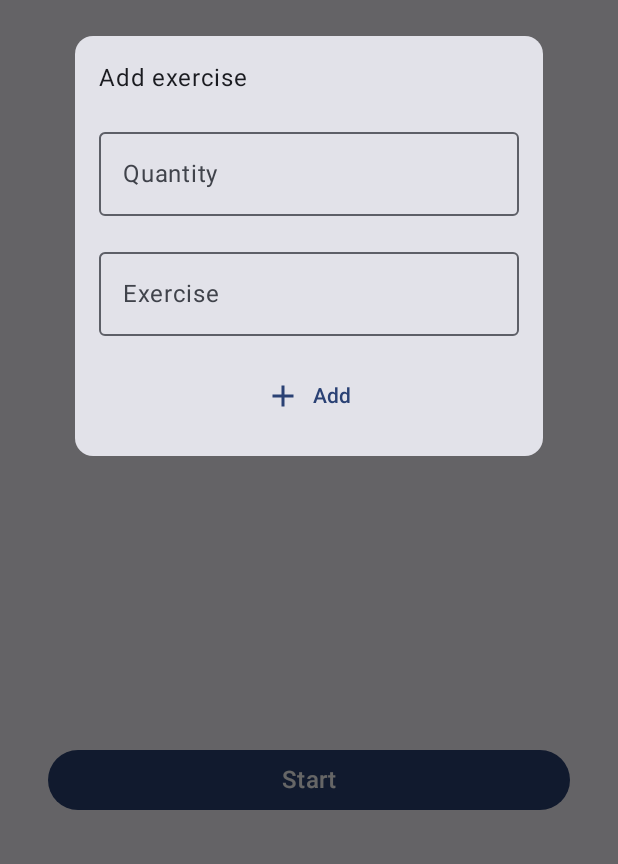
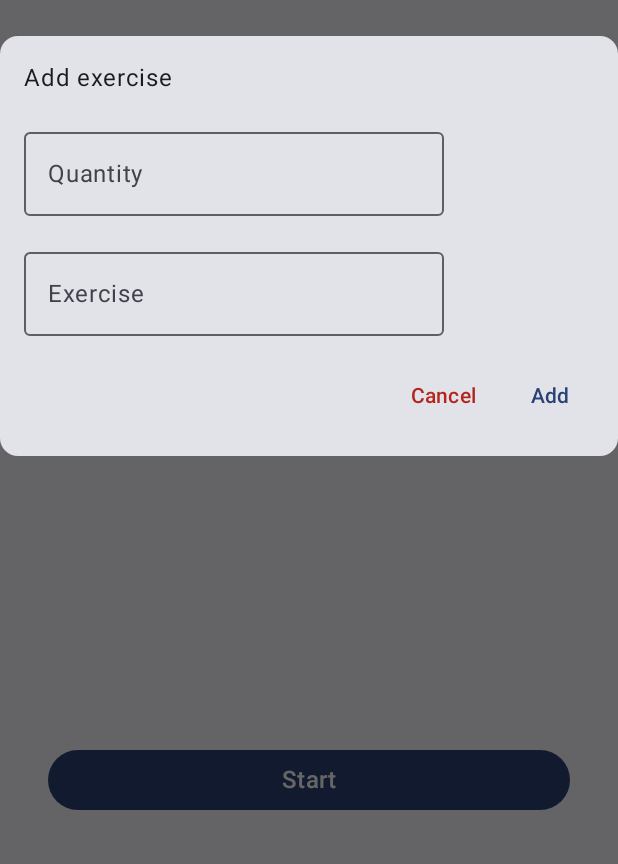
Before and after one commit to IvanTorGim/Workout-Timer, an Android app built with Jetpack Compose: the composable ForTimeScreen shown on its own in the app's theme, after a tap on "Add exercise", on a phone screen of 412 x 824 dp, the part 372-1236 px from its top. Run offline under Robolectric (Android 15) with nearby library versions, the phone set to English and light mode, and no system bars.

Commit message:
add exercise item and delete exercise

```diff
--- a/app/src/main/java/com/ivtogi/workouttimer/ui/screens/common/AddExerciseDialog.kt
+++ b/app/src/main/java/com/ivtogi/workouttimer/ui/screens/common/AddExerciseDialog.kt
@@ -2,14 +2,14 @@
 
 import androidx.compose.foundation.layout.Arrangement
 import androidx.compose.foundation.layout.Column
+import androidx.compose.foundation.layout.Row
 import androidx.compose.foundation.layout.Spacer
+import androidx.compose.foundation.layout.fillMaxWidth
 import androidx.compose.foundation.layout.padding
 import androidx.compose.foundation.layout.width
 import androidx.compose.foundation.text.KeyboardOptions
-import androidx.compose.material.icons.Icons
-import androidx.compose.material.icons.filled.Add
 import androidx.compose.material3.Card
-import androidx.compose.material3.Icon
+import androidx.compose.material3.MaterialTheme
 import androidx.compose.material3.OutlinedTextField
 import androidx.compose.material3.Text
 import androidx.compose.material3.TextButton
@@ -18,7 +18,6 @@
 import androidx.compose.runtime.mutableStateOf
 import androidx.compose.runtime.remember
 import androidx.compose.runtime.setValue
-import androidx.compose.ui.Alignment
 import androidx.compose.ui.Modifier
 import androidx.compose.ui.res.stringResource
 import androidx.compose.ui.text.input.ImeAction
@@ -59,16 +58,20 @@
                     ),
                     singleLine = true,
                 )
-                TextButton(
-                    onClick = { addExercise(quantity, exercise) },
-                    modifier = Modifier.align(Alignment.CenterHorizontally)
+                Row(
+                    modifier = Modifier.fillMaxWidth(),
+                    horizontalArrangement = Arrangement.End
                 ) {
-                    Icon(
-                        imageVector = Icons.Default.Add,
-                        contentDescription = stringResource(id = R.string.add_exercise)
-                    )
+                    TextButton(onClick = hideDialog) {
+                        Text(
+                            text = stringResource(id = R.string.cancel),
+                            color = MaterialTheme.colorScheme.error
+                        )
+                    }
                     Spacer(modifier = Modifier.width(8.dp))
-                    Text(text = stringResource(id = R.string.add))
+                    TextButton(onClick = { addExercise(quantity, exercise) }) {
+                        Text(text = stringResource(id = R.string.add))
+                    }
                 }
             }
         }
--- a/app/src/main/java/com/ivtogi/workouttimer/ui/screens/fortime/ForTimeScreen.kt
+++ b/app/src/main/java/com/ivtogi/workouttimer/ui/screens/fortime/ForTimeScreen.kt
@@ -14,6 +14,7 @@
 import androidx.compose.ui.unit.dp
 import androidx.lifecycle.viewmodel.compose.viewModel
 import com.ivtogi.workouttimer.R
+import com.ivtogi.workouttimer.data.Exercise
 import com.ivtogi.workouttimer.ui.WorkoutTimerScreen
 import com.ivtogi.workouttimer.ui.screens.common.AddExerciseDialog
 import com.ivtogi.workouttimer.ui.screens.common.LargeButton
@@ -52,7 +53,9 @@
             Spacer(modifier = Modifier.height(32.dp))
             ForTimeWorkoutSection(
                 workout = state.workout,
-                onAddExerciseClicked = { viewModel.showDialog() })
+                onAddExerciseClicked = { viewModel.showDialog() },
+                onDeleteExercise = { viewModel.deleteExercise(it) }
+            )
             Spacer(modifier = Modifier.weight(1f))
             LargeButton(
                 textRes = R.string.start,
@@ -62,8 +65,7 @@
                 AddExerciseDialog(
                     addExercise = { quantity, exercise ->
                         viewModel.addExercise(
-                            quantity,
-                            exercise
+                            Exercise(quantity, exercise)
                         )
                     },
                     hideDialog = { viewModel.hideDialog() }
--- a/app/src/main/java/com/ivtogi/workouttimer/ui/screens/fortime/ForTimeWorkout.kt
+++ b/app/src/main/java/com/ivtogi/workouttimer/ui/screens/fortime/ForTimeWorkout.kt
@@ -5,7 +5,7 @@
 import androidx.compose.foundation.layout.height
 import androidx.compose.foundation.layout.width
 import androidx.compose.foundation.lazy.LazyColumn
-import androidx.compose.foundation.lazy.items
+import androidx.compose.foundation.lazy.itemsIndexed
 import androidx.compose.material.icons.Icons
 import androidx.compose.material.icons.filled.Add
 import androidx.compose.material3.Icon
@@ -15,12 +15,17 @@
 import androidx.compose.runtime.Composable
 import androidx.compose.ui.Modifier
 import androidx.compose.ui.res.stringResource
-import androidx.compose.ui.text.style.TextOverflow
 import androidx.compose.ui.unit.dp
 import com.ivtogi.workouttimer.R
+import com.ivtogi.workouttimer.data.Exercise
+import com.ivtogi.workouttimer.ui.screens.common.ExerciseItem
 
 @Composable
-fun ForTimeWorkoutSection(workout: List<String>, onAddExerciseClicked: () -> Unit) {
+fun ForTimeWorkoutSection(
+    workout: List<Exercise>,
+    onAddExerciseClicked: () -> Unit,
+    onDeleteExercise: (Int) -> Unit
+) {
     Text(
         text = stringResource(id = R.string.workout),
         style = MaterialTheme.typography.titleLarge
@@ -29,11 +34,11 @@
     LazyColumn(
         modifier = Modifier.fillMaxWidth()
     ) {
-        items(workout) {
-            Text(
-                text = it,
-                style = MaterialTheme.typography.headlineSmall,
-                overflow = TextOverflow.Ellipsis
+        itemsIndexed(items = workout) { index, exercise ->
+            ExerciseItem(
+                exercise = exercise,
+                index = index,
+                onDelete = { onDeleteExercise(index) }
             )
         }
         item {
--- a/app/src/main/res/values/strings.xml
+++ b/app/src/main/res/values/strings.xml
@@ -11,4 +11,6 @@
     <string name="quantity">Quantity</string>
     <string name="exercise">Exercise</string>
     <string name="add">Add</string>
+    <string name="cancel">Cancel</string>
+    <string name="delete">Delete</string>
 </resources>
```
Also changed, not shown: app/src/main/java/com/ivtogi/workouttimer/data/Exercise.kt (added, +8 -0 lines), app/src/main/java/com/ivtogi/workouttimer/ui/screens/common/ExerciseItem.kt (added, +53 -0 lines), app/src/main/java/com/ivtogi/workouttimer/ui/screens/fortime/ForTimeViewModel.kt (+11 -4 lines).
